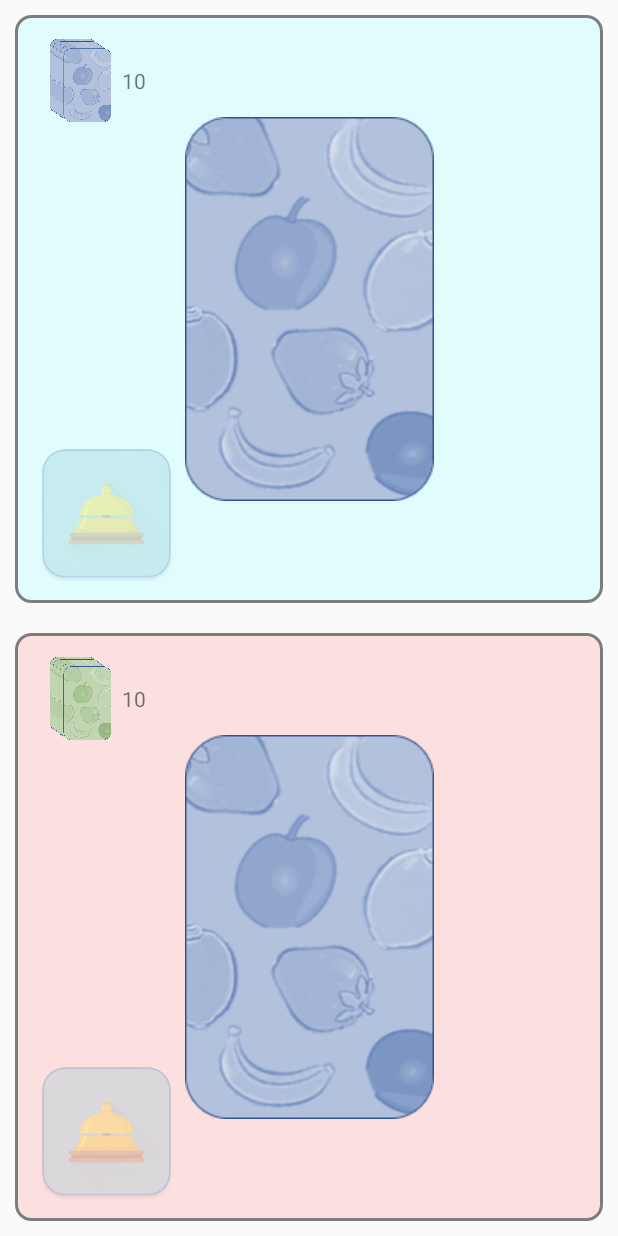
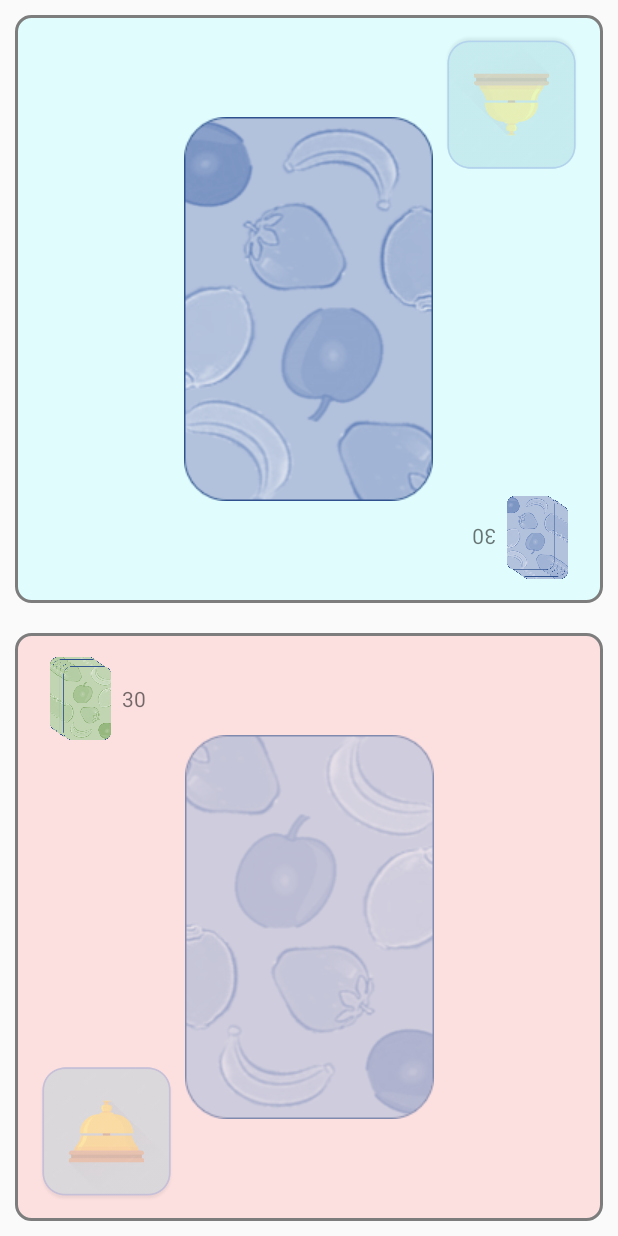
Before and after one commit to JungJae98/HalliGalli, an Android app: the screen it shows after launch (GamePlayActivity), after a tap on "게임 시작", on a phone screen of 412 x 824 dp. Run offline under Robolectric (Android 15) with nearby library versions, the phone set to English and light mode, and no system bars.

Commit message:
게임 실행할때 UI 오류가 발생 + 재시작이 안됌

```diff
--- a/app/src/main/java/kr/co/company/halligalli/GamePlayActivity.java
+++ b/app/src/main/java/kr/co/company/halligalli/GamePlayActivity.java
@@ -16,10 +16,10 @@ import android.widget.Toast;
 
 public class GamePlayActivity extends AppCompatActivity {
 
-    int setCardNum = 10; //플레이어 카드카운트 세팅
+    int setCardNum = 20; //플레이어 카드카운트 세팅
     Game game = new Game();
-    Player player1 = new Player(setCardNum); //기본 카드 숫자를 세팅
-    Player player2 = new Player(setCardNum);
+    Player player1; //기본 카드 숫자를 세팅
+    Player player2;
     Card card = new Card(); //카드 세팅과 저장할 곳
     ImageView p1_cardView; // 어떤 카드인지 띄워질 곳
     ImageView p2_cardView; //어떤 카드인지 띄워질 곳
@@ -41,8 +41,26 @@ public class GamePlayActivity extends AppCompatActivity {
         p2_Tcard = (TextView) findViewById(R.id.p2_Tcard);
         p1_bell = (ImageView) findViewById(R.id.p1_bell);
         p2_bell = (ImageView) findViewById(R.id.p2_bell);
-        p1_Tcard.setText(Integer.toString(setCardNum)); //세팅된 카드 카운팅 숫자를 출력
-        p2_Tcard.setText(Integer.toString(setCardNum)); //세팅된 카드 카운팅 숫자를 출력
+
+        // 인스턴스로 받아온 카드로 카드 세팅
+        setCardNum = getIntent().getIntExtra("playCardNum", 30);
+        if(setCardNum == 0){
+            player1 = new Player(30);
+            player2 = new Player(30);
+            p1_Tcard.setText(Integer.toString(30)); //세팅된 카드 카운팅 숫자를 출력
+            p2_Tcard.setText(Integer.toString(30)); //세팅된 카드 카운팅 숫자를 출력
+        } else {
+            player1 = new Player(setCardNum);
+            player2 = new Player(setCardNum);
+            p1_Tcard.setText(Integer.toString(setCardNum)); //세팅된 카드 카운팅 숫자를 출력
+            p2_Tcard.setText(Integer.toString(setCardNum)); //세팅된 카드 카운팅 숫자를 출력
+        }
+
+        System.out.println(setCardNum);
+
+
+
+
 
         MainHandler mHandler = new MainHandler();// 핸들러 사용
         BackgroundThread thread = new BackgroundThread(mHandler); //쓰레드 가져옴
@@ -69,39 +87,21 @@ public class GamePlayActivity extends AppCompatActivity {
                     }
                     player1.desCardcount(); //카드수 1 감소
                     card.addFieldCard(); // 필드 카드수 증가
+                    p1_cardView.setAlpha(0.6f);
+                    p2_cardView.setAlpha(1f);
 
 
                     //카드 카운트가 0이 될 경우를 처리해야함
-                    if(player1.getCardcount() != 0){
+                    if(player1.getCardcount() > 0){
                         // 남은카드 텍스트 업데이트
                         newCard = player1.getCardcount();
                         p1_Tcard.setText(Integer.toString(newCard));
-                    }else{  // 카드 카운트가 0이 될 경우
-//                        AlertDialog.Builder builder = new AlertDialog.Builder(GamePlayActivity.this);
-//                        builder.setTitle("player2 승리").setMessage("게임을 다시시작하세요");
-//                        builder.setPositiveButton("재시작", new DialogInterface.OnClickListener() {
-//                            @Override
-//                            public void onClick(DialogInterface dialogInterface, int i) {
-//                                Toast.makeText(getApplicationContext(), "재시작한다", Toast.LENGTH_SHORT).show();
-//                                Intent intent = getIntent();
-//                                finish();
-//                                startActivity(intent);
-//                            }
-//                        });
-//                        AlertDialog alertDialog = builder.create();
-//                        alertDialog.show();
-                        //
-                        //
-                        //
-                        // 게임 종료에 관한 코드 작성이 필요
-                        //
-                        //
-                        //
-                        //
                     }
+
                     p1_cardView.setScaleType(ImageView.ScaleType.CENTER_INSIDE);
                     game.p1Turn(); // 턴전환
                     messageSent = false;
+
                 }
             }
         });
@@ -123,39 +123,22 @@ public class GamePlayActivity extends AppCompatActivity {
                     }
                     player2.desCardcount(); //카드 수 1감소
                     card.addFieldCard(); // 필드 카드수 증가
+                    p1_cardView.setAlpha(1f);
+                    p2_cardView.setAlpha(0.6f);
 
                     //카드 카운트가 0이 될 경우를 처리해야 함
-                    if(player2.getCardcount() != 0){
+                    if(player2.getCardcount() > 0){
                         //남은카드 텍스트 업데이트
                         newCard = player2.getCardcount();
                         p2_Tcard.setText(Integer.toString(newCard));
+                    }else{
 
-                    }else{ //카드 카운트가 0이 될 경우
-//                        AlertDialog.Builder builder = new AlertDialog.Builder(GamePlayActivity.this);
-//                        builder.setTitle("player2 승리").setMessage("게임을 다시시작하세요");
-//                        builder.setPositiveButton("재시작", new DialogInterface.OnClickListener() {
-//                            @Override
-//                            public void onClick(DialogInterface dialogInterface, int i) {
-//                                Toast.makeText(getApplicationContext(), "재시작한다", Toast.LENGTH_SHORT).show();
-//                                Intent intent = getIntent();
-//                                finish();
-//                                startActivity(intent);
-//                            }
-//                        });
-//                        AlertDialog alertDialog = builder.create();
-//                        alertDialog.show();
-                        //
-                        //
-                        //
-                        // 게임 종료에 관한 코드 작성이 필요
-                        //
-                        //
-                        //
-                        //
                     }
+
                     p2_cardView.setScaleType(ImageView.ScaleType.CENTER_INSIDE);
                     game.p2Turn(); //플레이어 턴 전환
                     messageSent = false;
+
                 }
             }
         });
@@ -173,12 +156,6 @@ public class GamePlayActivity extends AppCompatActivity {
                     Message rmsg = new Message();
                     rmsg.what = 1;
                     rhandler.sendMessage(rmsg); //핸들러로 메시지를 보냄
-                }
-
-                try {
-                    Thread.sleep(200);
-                }catch (Exception e){
-                    e.printStackTrace();
                 }
             }
         }
@@ -207,9 +184,7 @@ public class GamePlayActivity extends AppCompatActivity {
                         @Override
                         public void onClick(DialogInterface dialogInterface, int i) {
                             Toast.makeText(getApplicationContext(), "재시작한다", Toast.LENGTH_SHORT).show();
-                            Intent intent = getIntent();
-                            finish();
-                            startActivity(intent);
+                            restartGame();
                         }
                     });
                     AlertDialog alertDialog = builder.create();
@@ -220,6 +195,12 @@ public class GamePlayActivity extends AppCompatActivity {
                 gameOver = true;
             }
         }
+    }
+
+    private void restartGame(){
+        Intent intent = getIntent();
+        finish();
+        startActivity(intent);
     }
 
     // 쓰레드를 이용하여 카드 조건을 확인
--- a/app/src/main/java/kr/co/company/halligalli/MainActivity.java
+++ b/app/src/main/java/kr/co/company/halligalli/MainActivity.java
@@ -40,6 +40,7 @@ public class MainActivity extends AppCompatActivity implements OnDataPassListene
             @Override
             public void onClick(View view) {
                 Intent intent = new Intent(MainActivity.this, GamePlayActivity.class);
+                System.out.println(selectCardNum_M);
                 intent.putExtra("playCardNum", selectCardNum_M);
                 startActivity(intent);
             }
--- a/app/src/main/res/layout/activity_game_play.xml
+++ b/app/src/main/res/layout/activity_game_play.xml
@@ -21,7 +21,8 @@
         app:layout_constraintBottom_toTopOf="@id/guideline"
         app:layout_constraintHeight_percent="0.5"
         app:layout_constraintTop_toTopOf="parent"
-        tools:layout_editor_absoluteX="0dp">
+        tools:layout_editor_absoluteX="0dp"
+        android:rotation="180">
 
         <View
             android:id="@+id/p1_filed"
@@ -121,6 +122,7 @@
             android:layout_height="match_parent"
             android:layout_margin="10dp"
             android:padding="55dp"
+            android:alpha="0.6"
             app:layout_constraintBottom_toBottomOf="@+id/p2_filed"
             app:layout_constraintEnd_toEndOf="@+id/p2_filed"
             app:layout_constraintStart_toStartOf="@+id/p2_filed"
--- a/app/src/main/res/layout/fragment_setting_fragment.xml
+++ b/app/src/main/res/layout/fragment_setting_fragment.xml
@@ -28,24 +28,28 @@
                 android:id="@+id/radioButton20"
                 android:layout_width="match_parent"
                 android:layout_height="wrap_content"
+                android:textColor="@color/black"
                 android:text="20" />
 
             <RadioButton
                 android:id="@+id/radioButton25"
                 android:layout_width="match_parent"
                 android:layout_height="wrap_content"
+                android:textColor="@color/black"
                 android:text="25" />
 
             <RadioButton
                 android:id="@+id/radioButton30"
                 android:layout_width="match_parent"
                 android:layout_height="wrap_content"
+                android:textColor="@color/black"
                 android:text="30" />
 
             <RadioButton
                 android:id="@+id/radioButton35"
                 android:layout_width="match_parent"
                 android:layout_height="wrap_content"
+                android:textColor="@color/black"
                 android:text="35" />
         </RadioGroup>
         <LinearLayout
```
